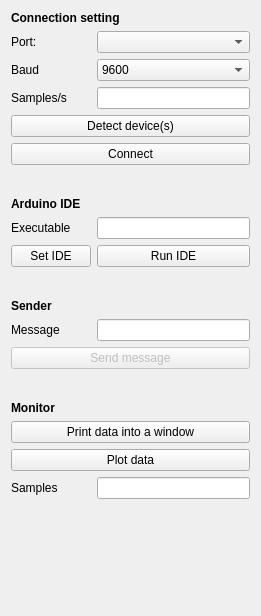
This is ArduinoMotionSensor/Resources/UI/ArduinoMotionSensor.ui in pzaffino/SlicerArduinoController as Qt 5 draws it before an edit. The edited form follows.
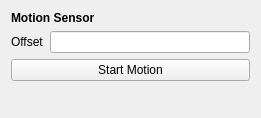
This is the edited form.

```diff
--- a/ArduinoMotionSensor/Resources/UI/ArduinoMotionSensor.ui
+++ b/ArduinoMotionSensor/Resources/UI/ArduinoMotionSensor.ui
@@ -7,110 +7,10 @@
     <x>0</x>
     <y>0</y>
     <width>261</width>
-    <height>616</height>
+    <height>118</height>
    </rect>
   </property>
   <layout class="QFormLayout" name="formLayout">
-   <item row="1" column="0">
-    <widget class="QLabel" name="portLabel">
-     <property name="text">
-      <string>Port:</string>
-     </property>
-    </widget>
-   </item>
-   <item row="1" column="1">
-    <widget class="QComboBox" name="portSelectorComboBox"/>
-   </item>
-   <item row="2" column="0">
-    <widget class="QLabel" name="baudLabel">
-     <property name="text">
-      <string>Baud</string>
-     </property>
-    </widget>
-   </item>
-   <item row="2" column="1">
-    <widget class="QComboBox" name="baudSelectorComboBox">
-     <item>
-      <property name="text">
-       <string>9600</string>
-      </property>
-     </item>
-     <item>
-      <property name="text">
-       <string>4800</string>
-      </property>
-     </item>
-    </widget>
-   </item>
-   <item row="6" column="0" colspan="2">
-    <widget class="QPushButton" name="detectDevice">
-     <property name="toolTip">
-      <string>Detect the device connected</string>
-     </property>
-     <property name="autoFillBackground">
-      <bool>false</bool>
-     </property>
-     <property name="styleSheet">
-      <string notr="true">background-color: grergb(241, 241, 241)y;</string>
-     </property>
-     <property name="text">
-      <string>Detect device(s)</string>
-     </property>
-     <property name="checkable">
-      <bool>false</bool>
-     </property>
-    </widget>
-   </item>
-   <item row="7" column="0" colspan="2">
-    <widget class="QPushButton" name="connectButton">
-     <property name="toolTip">
-      <string>Run the algorithm.</string>
-     </property>
-     <property name="styleSheet">
-      <string notr="true">background-color: grergb(241, 241, 241)y;</string>
-     </property>
-     <property name="text">
-      <string>Connect</string>
-     </property>
-     <property name="checkable">
-      <bool>true</bool>
-     </property>
-    </widget>
-   </item>
-   <item row="9" column="0" colspan="2">
-    <widget class="QLabel" name="IDELabel">
-     <property name="font">
-      <font>
-       <weight>75</weight>
-       <bold>true</bold>
-      </font>
-     </property>
-     <property name="text">
-      <string>Arduino IDE</string>
-     </property>
-    </widget>
-   </item>
-   <item row="10" column="0">
-    <widget class="QLabel" name="IDEExeLabel">
-     <property name="text">
-      <string>Executable</string>
-     </property>
-    </widget>
-   </item>
-   <item row="13" column="0">
-    <widget class="QPushButton" name="setIDEButton">
-     <property name="text">
-      <string>Set IDE</string>
-     </property>
-    </widget>
-   </item>
-   <item row="13" column="1">
-    <widget class="QPushButton" name="runIDEButton">
-     <property name="text">
-      <string>Run IDE</string>
-     </property>
-    </widget>
-   </item>
    <item row="0" column="0" colspan="2">
     <widget class="QLabel" name="connectionLabel">
      <property name="font">
@@ -120,154 +20,52 @@
       </font>
      </property>
      <property name="text">
-      <string>Connection setting</string>
+      <string>Motion Sensor</string>
      </property>
     </widget>
    </item>
-   <item row="8" column="0" colspan="2">
-    <spacer name="horizontalSpacer">
-     <property name="orientation">
-      <enum>Qt::Horizontal</enum>
-     </property>
-     <property name="sizeHint" stdset="0">
-      <size>
-       <width>40</width>
-       <height>20</height>
-      </size>
-     </property>
-    </spacer>
-   </item>
-   <item row="10" column="1">
-    <widget class="QLineEdit" name="IDEPathText">
-     <property name="readOnly">
-      <bool>true</bool>
-     </property>
-    </widget>
-   </item>
-   <item row="20" column="0">
-    <widget class="QLabel" name="label">
-     <property name="font">
-      <font>
-       <weight>75</weight>
-       <bold>true</bold>
-      </font>
-     </property>
+   <item row="1" column="0">
+    <widget class="QLabel" name="labelOffset">
      <property name="text">
-      <string>Monitor</string>
+      <string>Offset</string>
      </property>
     </widget>
    </item>
-   <item row="14" column="0" colspan="2">
-    <spacer name="horizontalSpacer2">
-     <property name="orientation">
-      <enum>Qt::Horizontal</enum>
-     </property>
-     <property name="sizeHint" stdset="0">
-      <size>
-       <width>40</width>
-       <height>20</height>
-      </size>
-     </property>
-    </spacer>
-   </item>
-   <item row="21" column="0" colspan="2">
-    <widget class="QPushButton" name="monitorButton">
-     <property name="text">
-      <string>Print data into a window</string>
-     </property>
-    </widget>
-   </item>
-   <item row="22" column="0" colspan="2">
-    <widget class="QPushButton" name="plotterButton">
-     <property name="text">
-      <string>Plot data</string>
-     </property>
-     <property name="checkable">
-      <bool>true</bool>
-     </property>
-    </widget>
-   </item>
-   <item row="23" column="0">
-    <widget class="QLabel" name="labelSamples">
-     <property name="text">
-      <string>Samples</string>
-     </property>
-    </widget>
-   </item>
-   <item row="23" column="1">
-    <widget class="QLineEdit" name="samplesToPlotText">
-     <property name="layoutDirection">
-      <enum>Qt::LeftToRight</enum>
-     </property>
-     <property name="text">
-      <string/>
-     </property>
+   <item row="1" column="1">
+    <widget class="QLineEdit" name="offsetText">
      <property name="alignment">
       <set>Qt::AlignRight|Qt::AlignTrailing|Qt::AlignVCenter</set>
      </property>
     </widget>
    </item>
-   <item row="3" column="0">
-    <widget class="QLabel" name="labelSamplesPerSecond">
-     <property name="text">
-      <string>Samples/s</string>
-     </property>
-    </widget>
-   </item>
-   <item row="3" column="1">
-    <widget class="QLineEdit" name="samplesPerSecondText">
-     <property name="alignment">
-      <set>Qt::AlignRight|Qt::AlignTrailing|Qt::AlignVCenter</set>
-     </property>
-    </widget>
-   </item>
-   <item row="18" column="0" colspan="2">
-    <spacer name="horizontalSpacer_2">
-     <property name="orientation">
-      <enum>Qt::Horizontal</enum>
-     </property>
-     <property name="sizeHint" stdset="0">
-      <size>
-       <width>40</width>
-       <height>20</height>
-      </size>
-     </property>
-    </spacer>
-   </item>
-   <item row="15" column="0">
-    <widget class="QLabel" name="senderLabel">
-     <property name="font">
-      <font>
-       <weight>75</weight>
-       <bold>true</bold>
-      </font>
-     </property>
-     <property name="text">
-      <string>Sender</string>
-     </property>
-    </widget>
-   </item>
-   <item row="16" column="1">
-    <widget class="QLineEdit" name="messageText">
-     <property name="alignment">
-      <set>Qt::AlignRight|Qt::AlignTrailing|Qt::AlignVCenter</set>
-     </property>
-    </widget>
-   </item>
-   <item row="17" column="0" colspan="2">
-    <widget class="QPushButton" name="sendButton">
+   <item row="4" column="0" colspan="2">
+    <widget class="QPushButton" name="startButton">
      <property name="enabled">
+      <bool>true</bool>
+     </property>
+     <property name="cursor">
+      <cursorShape>PointingHandCursor</cursorShape>
+     </property>
+     <property name="toolTip">
+      <string/>
+     </property>
+     <property name="autoFillBackground">
       <bool>false</bool>
      </property>
-     <property name="text">
-      <string>Send message</string>
+     <property name="styleSheet">
+      <string notr="true">background-color: grergb(241, 241, 241)y;</string>
      </property>
-    </widget>
-   </item>
-   <item row="16" column="0">
-    <widget class="QLabel" name="label_2">
      <property name="text">
-      <string>Message</string>
+      <string>Start Motion</string>
+     </property>
+     <property name="checkable">
+      <bool>true</bool>
+     </property>
+     <property name="checked">
+      <bool>false</bool>
+     </property>
+     <property name="autoRepeat">
+      <bool>false</bool>
      </property>
     </widget>
    </item>
```
Left out of the diff: 4 changed lines with no effect on the pictures.
